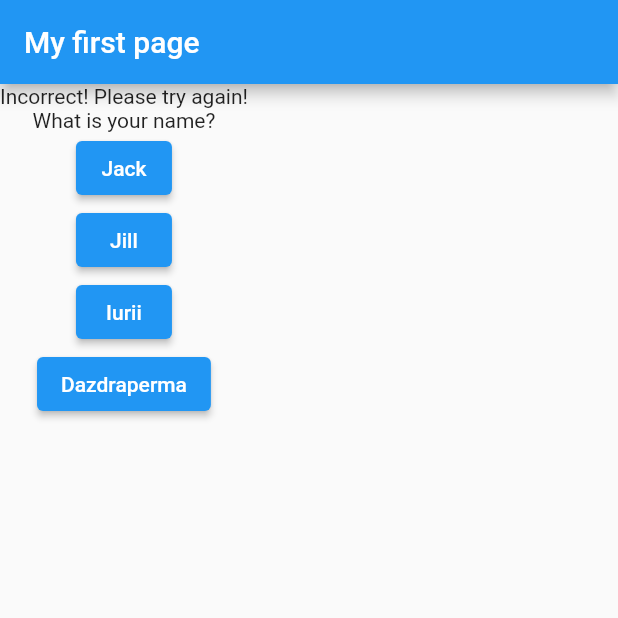
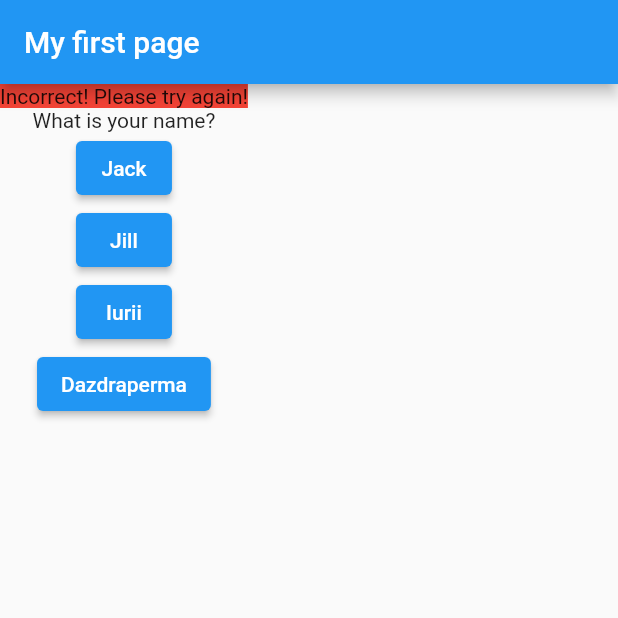
Before and after one commit to lutsenko-yuriy/quiz_app, a Flutter app: the screen it shows after launch, after a tap on "Jack", on a phone screen of 412 x 824 dp, the top half of it. Run offline on Flutter 3.47's test engine with Material 2 defaults, Android fonts, the phone set to English and light mode, and no system bars.

Commit message:
Add UI fixes

```diff
--- a/lib/main.dart
+++ b/lib/main.dart
@@ -58,14 +58,25 @@ class _MyAppState extends State<MyApp> {
     });
   }
 
+  void _restartQuiz() {
+    setState(() {
+      _questionIndex = 0;
+      _lastQuestionWasAnsweredCorrectly = null;
+    });
+  }
+
   @override
   Widget build(BuildContext context) {
     var widgets = <Widget>[];
 
     if (_questionIndex >= _questions.length) {
       widgets.add(const Text("The quiz is over! Well done!"));
+      widgets.add(
+        ElevatedButton(
+            onPressed: _restartQuiz, child: const Text("Restart the quiz!")),
+      );
     } else {
-      widgets.addAll(_layoutWithCurrentQuestion());
+      widgets.addAll(_layoutWithCurrentQuestionAndAnswerStatus());
     }
 
     return MaterialApp(
@@ -79,21 +90,33 @@ class _MyAppState extends State<MyApp> {
     );
   }
 
-  List<Widget> _layoutWithCurrentQuestion() {
+  List<Widget> _layoutWithCurrentQuestionAndAnswerStatus() {
     var widgets = <Widget>[];
 
+    Widget? message;
+
     if (_lastQuestionWasAnsweredCorrectly == true) {
-      widgets.add(const Text("Correct! Let's proceed to the next answer!"));
+      message = const Text(
+        "Correct! Let's proceed to the next answer!",
+        style: TextStyle(backgroundColor: Colors.green),
+      );
     } else if (_lastQuestionWasAnsweredCorrectly == false) {
-      widgets.add(const Text("Incorrect! Please try again!"));
+      message = const Text(
+        "Incorrect! Please try again!",
+        style: TextStyle(backgroundColor: Colors.red),
+      );
+    }
+
+    if (message != null) {
+      widgets.add(message);
     }
 
     var question = _questions[_questionIndex];
 
     widgets.add(QuestionWidget(
       question,
-          () => _onQuestionAnsweredCorrectly(question),
-          () => _onQuestionAnsweredIncorrectly(question),
+      () => _onQuestionAnsweredCorrectly(question),
+      () => _onQuestionAnsweredIncorrectly(question),
     ));
 
     return widgets;
```
